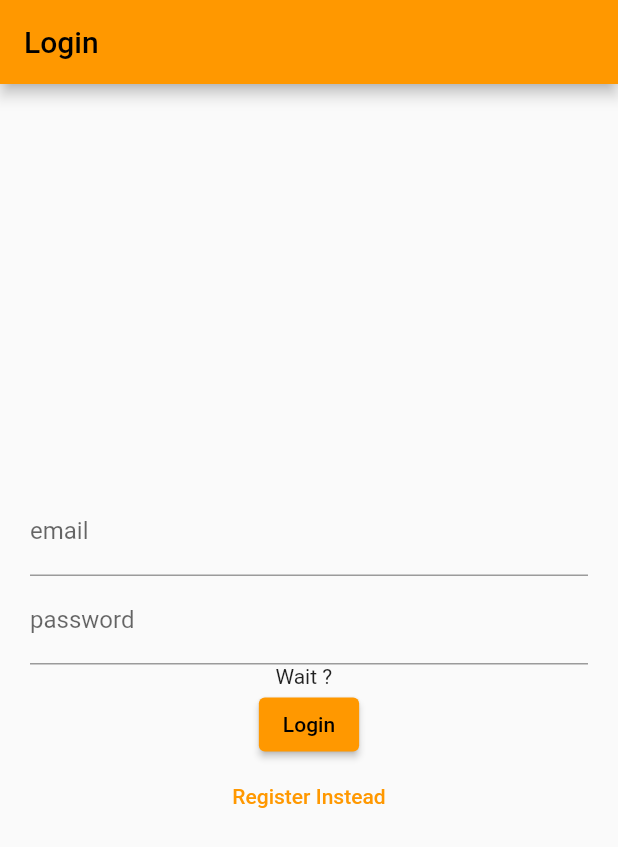
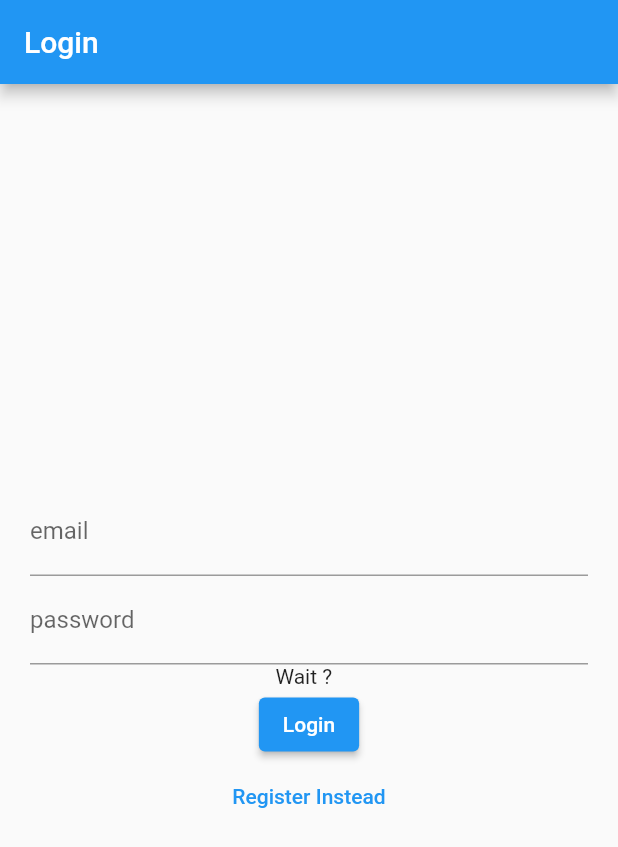
Before and after one commit to MoryaNischay/MobileApp, a Flutter app: the screen it shows after launch, on a phone screen of 412 x 824 dp. Shown: the top 847 px of the screen. Run offline on Flutter 3.47's test engine with Material 2 defaults, Android fonts, the phone set to English and light mode, and no system bars; our stand-ins replace cloud_firestore, firebase_auth, firebase_core, shared_preferences; accounts and stored records are empty.

Commit message:
Removed Home.dart Dependencies

```diff
--- a/lib/main.dart
+++ b/lib/main.dart
@@ -25,9 +25,9 @@ class MyApp extends StatelessWidget {
     return MaterialApp(
       debugShowCheckedModeBanner: false,
       theme: ThemeData(
-        primarySwatch: Colors.orange,
+        backgroundColor: txtBgclr,
       ),
-      home: const WidgetTree(),
+      home: const SnapShotDecider(),
     );
   }
 }
--- a/lib/screens/App.dart
+++ b/lib/screens/App.dart
@@ -4,22 +4,23 @@ import 'package:flutter/material.dart';
 import 'LoginScreen.dart';
 import 'home.dart';
 import 'auth.dart';
+import 'firstpage.dart';
 
-class WidgetTree extends StatefulWidget {
-  const WidgetTree({Key? key}) : super(key: key);
+class SnapShotDecider extends StatefulWidget {
+  const SnapShotDecider({Key? key}) : super(key: key);
 
   @override
-  State<WidgetTree> createState() => _WidgetTreeState();
+  State<SnapShotDecider> createState() => _SnapShotDeciderState();
 }
 
-class _WidgetTreeState extends State<WidgetTree> {
+class _SnapShotDeciderState extends State<SnapShotDecider> {
   @override
   Widget build(BuildContext context) {
     return StreamBuilder(
       stream: Auth().authStateChanges,
       builder: (context, snapshot) {
         if (snapshot.hasData) {
-          return HomeScreen();
+          return const ExpPage();
         } else {
           return LoginScreen();
         }
--- a/lib/screens/firstpage.dart
+++ b/lib/screens/firstpage.dart
@@ -8,8 +8,8 @@ import 'package:newapp/screens/secondpage.dart';
 import 'package:newapp/themecode/themecode.dart';
 import 'package:newapp/screens/lentmoney.dart';
 
-class MyApp extends StatelessWidget {
-  const MyApp({super.key});
+class ExpPage extends StatelessWidget {
+  const ExpPage({super.key});
 
   @override
   Widget build(context) {
```
